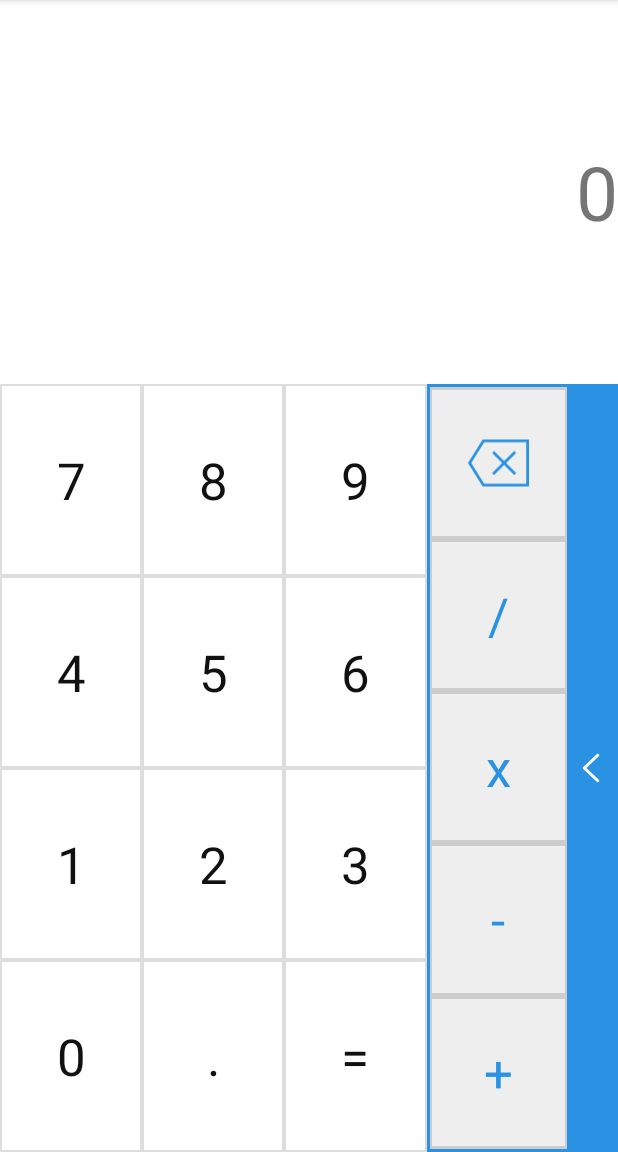
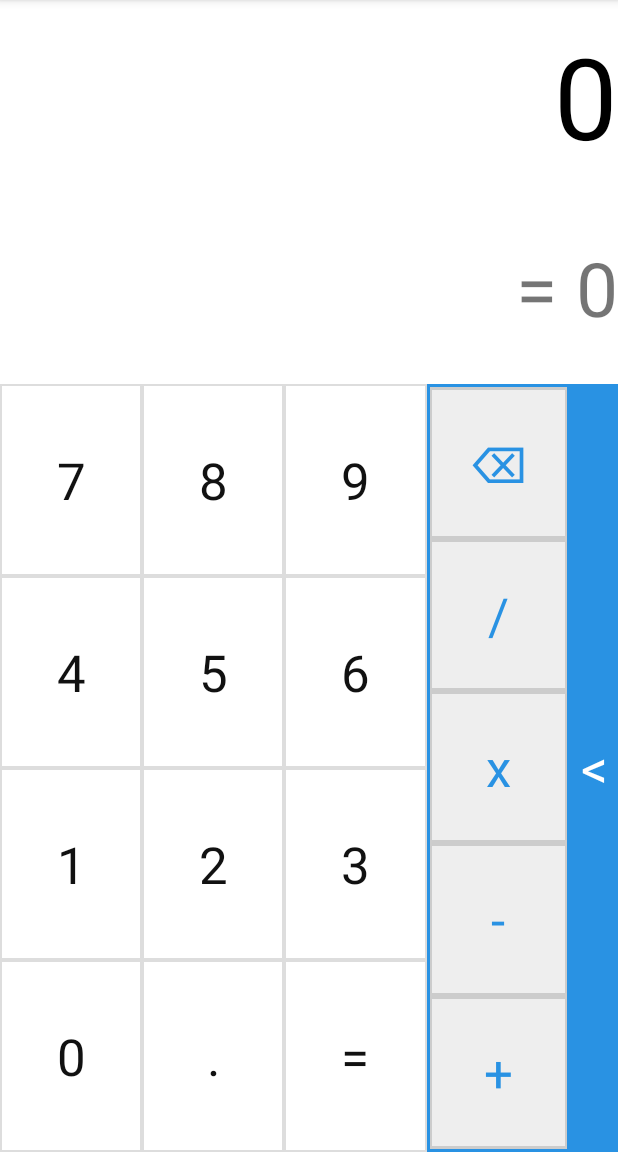
Before and after one commit to Dr33Deathman/AndoidDevelopment, an Android app: the screen it shows after launch (MainActivity), on a phone screen of 412 x 824 dp, the part 84-1236 px from its top. Run offline under Robolectric (Android 15) with nearby library versions, the phone set to English and light mode, and no system bars.

Commit message:
main logic

```diff
--- a/app/build.gradle
+++ b/app/build.gradle
@@ -2,6 +2,7 @@ plugins {
     id 'com.android.application'
     id 'org.jetbrains.kotlin.android'
 }
+
 
 android {
     compileSdk 32
@@ -29,10 +30,10 @@ android {
     kotlinOptions {
         jvmTarget = '1.8'
     }
+
 }
 
 dependencies {
-
     implementation 'androidx.core:core-ktx:1.7.0'
     implementation 'androidx.appcompat:appcompat:1.4.1'
     implementation 'com.google.android.material:material:1.5.0'
--- /dev/null
+++ b/app/src/main/java/kz/kbtu/calculator/CalculatorState.kt
@@ -0,0 +1,6 @@
+package kz.kbtu.calculator
+
+enum class CalculatorState {
+    INPUT_FIRST_NUMBER,
+    INPUT_SECOND_NUMBER
+}
--- a/app/src/main/java/kz/kbtu/calculator/MainActivity.kt
+++ b/app/src/main/java/kz/kbtu/calculator/MainActivity.kt
@@ -2,10 +2,107 @@ package kz.kbtu.calculator
 
 import androidx.appcompat.app.AppCompatActivity
 import android.os.Bundle
+import android.util.Log
+import android.view.View
+import android.widget.TextView
+import java.lang.Float.parseFloat
+import kotlin.math.max
 
 class MainActivity : AppCompatActivity() {
+
+    private lateinit var topNumberPanel : TextView
+    private lateinit var bottomNumberPanel : TextView
+
+
     override fun onCreate(savedInstanceState: Bundle?) {
         super.onCreate(savedInstanceState)
         setContentView(R.layout.activity_main)
+        topNumberPanel = findViewById(R.id.top_number_panel)
+        topNumberPanel.text = "0"
+        bottomNumberPanel = findViewById(R.id.bottom_number_panel)
+        bottomNumberPanel.text = "= 0"
+
+        findViewById<TextView>(R.id._0).setOnClickListener { _ -> onNumberPress("0") }
+        findViewById<TextView>(R.id._1).setOnClickListener { _ -> onNumberPress("1") }
+        findViewById<TextView>(R.id._2).setOnClickListener { _ -> onNumberPress("2") }
+        findViewById<TextView>(R.id._3).setOnClickListener { _ -> onNumberPress("3") }
+        findViewById<TextView>(R.id._4).setOnClickListener { _ -> onNumberPress("4") }
+        findViewById<TextView>(R.id._5).setOnClickListener { _ -> onNumberPress("5") }
+        findViewById<TextView>(R.id._6).setOnClickListener { _ -> onNumberPress("6") }
+        findViewById<TextView>(R.id._7).setOnClickListener { _ -> onNumberPress("7") }
+        findViewById<TextView>(R.id._8).setOnClickListener { _ -> onNumberPress("8") }
+        findViewById<TextView>(R.id._9).setOnClickListener { _ -> onNumberPress("9") }
+        findViewById<TextView>(R.id._dot).setOnClickListener{ _ -> onDotPress() }
+
+        findViewById<TextView>(R.id._plus).setOnClickListener { _ -> onOperationPress(" + ") }
+        findViewById<TextView>(R.id._minus).setOnClickListener { _ -> onOperationPress(" - ") }
+        findViewById<TextView>(R.id._multiply).setOnClickListener { _ -> onOperationPress(" * ") }
+        findViewById<TextView>(R.id._divide).setOnClickListener { _ -> onOperationPress(" / ") }
+
+        findViewById<TextView>(R.id._equals).setOnClickListener { _ -> onEqualsPress() }
+        findViewById<TextView>(R.id._clear).setOnClickListener { _ -> onClear() }
+        findViewById<TextView>(R.id._left_arrow).setOnClickListener { _ -> onLeftArrow() }
+
     }
+
+    private fun onNumberPress(input: String) {
+        if (topNumberPanel.text == "0") topNumberPanel.text = topNumberPanel.text.drop(1)
+        topNumberPanel.text = topNumberPanel.text.toString().plus(input)
+        updateBottomNumberPanel()
+    }
+
+    private fun onOperationPress(input: String) {
+        if (topNumberPanel.text.last() == ' ') return
+        topNumberPanel.text = topNumberPanel.text.toString().plus(input)
+        updateBottomNumberPanel()
+    }
+
+    private fun onEqualsPress() {
+        topNumberPanel.text = calculate().toString()
+        updateBottomNumberPanel()
+    }
+
+    private fun onClear() {
+        topNumberPanel.text = topNumberPanel.text.trim().dropLast(1).trim()
+        if (topNumberPanel.text.isEmpty() || (topNumberPanel.text.first() == 'I' || topNumberPanel.text.first() == 'N')) topNumberPanel.text = "0"
+        updateBottomNumberPanel()
+    }
+
+    private fun onDotPress() {
+        if (topNumberPanel.text.last() == '.') return
+        if (Regex(""".*\d+\.\d*$""").matches(topNumberPanel.text)) return
+        topNumberPanel.text = topNumberPanel.text.toString().plus(".")
+    }
+
+    private fun onLeftArrow() {
+        topNumberPanel.text = "0"
+        updateBottomNumberPanel()
+    }
+
+    private fun calculate (): kotlin.Float {
+
+        val expression = topNumberPanel.text.toString()
+        val operation = Regex(""" [+*-/] """).find(expression)?.value?.trim()
+
+        val numbers = Regex(""" [+-/*] """).split(expression)
+
+        val firstOperand = parseFloat(numbers.first())
+        val secondOperand = parseFloat(if (numbers.last() == "") "0" else numbers.last())
+
+        if (numbers.size == 1) return firstOperand
+
+        return when (operation) {
+            "+" -> firstOperand + secondOperand
+            "-" -> firstOperand - secondOperand
+            "*" -> firstOperand * secondOperand
+            "/" -> firstOperand / secondOperand
+            else -> firstOperand
+        }
+    }
+
+    private fun updateBottomNumberPanel () {
+        topNumberPanel.textSize = max(10.0F, 75 - 2.0F * topNumberPanel.text.length.toFloat())
+        bottomNumberPanel.text = "= ".plus(calculate().toString())
+    }
+
 }
--- a/app/src/main/res/layout/activity_main.xml
+++ b/app/src/main/res/layout/activity_main.xml
@@ -1,91 +1,140 @@
 <?xml version="1.0" encoding="utf-8"?>
 <LinearLayout xmlns:android="http://schemas.android.com/apk/res/android"
     xmlns:tools="http:// schemas.android.com/tools"
+    xmlns:tools2="http://schemas.android.com/tools"
     android:layout_width="match_parent"
     android:layout_height="match_parent"
     android:orientation="vertical"
     tools:context=".MainActivity">
 
-    <TextView
-        android:id="@+id/editText"
+    <LinearLayout
         android:layout_width="match_parent"
         android:layout_height="0dp"
         android:layout_weight="2"
-        android:gravity="center|end"
-        android:text="0"
-        android:textSize="50dp" />
+        android:orientation="vertical">
+
+        <TextView
+            android:id="@+id/top_number_panel"
+            android:layout_width="match_parent"
+            android:layout_height="0dp"
+            android:layout_weight="1"
+            android:gravity="center|end"
+            android:text="@string/_0"
+            android:textColor="@color/black"
+            android:textSize="75sp"
+            tools2:ignore="NestedWeights" />
+
+        <TextView
+            android:id="@+id/bottom_number_panel"
+            android:layout_width="match_parent"
+            android:layout_height="0dp"
+            android:layout_weight="1"
+            android:gravity="center|end"
+            android:text="@string/_0"
+            android:textSize="50sp" />
+    </LinearLayout>
+
 
     <LinearLayout
         android:layout_width="match_parent"
         android:layout_height="0dp"
-        android:layout_weight="4">
+        android:layout_weight="4"
+        android:baselineAligned="false">
 
         <LinearLayout
             android:layout_width="0dp"
             android:layout_height="match_parent"
             android:layout_weight="9"
-            android:orientation="vertical">
+            android:orientation="vertical"
+            tools2:ignore="NestedWeights">
 
             <LinearLayout
                 android:layout_width="match_parent"
                 android:layout_height="0dp"
                 android:layout_weight="1"
                 android:orientation="horizontal">
+
                 <TextView
+                    android:id="@+id/_7"
                     style="@style/ButtonNumbers"
-                    android:text="7" />
+                    android:text="@string/_7" />
+
                 <TextView
+                    android:id="@+id/_8"
                     style="@style/ButtonNumbers"
-                    android:text="8" />
+                    android:text="@string/_8" />
+
                 <TextView
+                    android:id="@+id/_9"
                     style="@style/ButtonNumbers"
-                    android:text="9"/>
+                    android:text="@string/_9" />
             </LinearLayout>
+
             <LinearLayout
                 android:layout_width="match_parent"
                 android:layout_height="0dp"
                 android:layout_weight="1"
                 android:orientation="horizontal">
+
                 <TextView
+                    android:id="@+id/_4"
                     style="@style/ButtonNumbers"
-                    android:text="4" />
+                    android:text="@string/_4" />
+
                 <TextView
+                    android:id="@+id/_5"
                     style="@style/ButtonNumbers"
-                    android:text="5" />
+                    android:text="@string/_5" />
+
                 <TextView
+                    android:id="@+id/_6"
                     style="@style/ButtonNumbers"
-                    android:text="6"/>
+                    android:text="@string/_6" />
 
             </LinearLayout>
+
             <LinearLayout
                 android:layout_width="match_parent"
                 android:layout_height="0dp"
                 android:layout_weight="1"
                 android:orientation="horizontal">
+
                 <TextView
+                    android:id="@+id/_1"
                     style="@style/ButtonNumbers"
-                    android:text="1" />
+                    android:text="@string/_1" />
+
                 <TextView
+                    android:id="@+id/_2"
                     style="@style/ButtonNumbers"
-                    android:text="2" />
+                    android:text="@string/_2" />
+
                 <TextView
+                    android:id="@+id/_3"
                     style="@style/ButtonNumbers"
-                    android:text="3"/>
+                    android:text="@string/_3" />
             </LinearLayout>
+
             <LinearLayout
                 android:layout_width="match_parent"
                 android:layout_height="0dp"
                 android:layout_weight="1"
                 android:orientation="horizontal">
+
                 <TextView
+                    android:id="@+id/_0"
                     style="@style/ButtonNumbers"
-                    android:text="0" />
+                    android:text="@string/_0" />
+
                 <TextView
+                    android:id="@+id/_dot"
                     style="@style/ButtonNumbers"
-                    android:text="." />
+                    android:text="@string/_dot" />
+
                 <TextView
+                    android:id="@+id/_equals"
                     style="@style/ButtonNumbers"
-                    android:text="="/>
+                    android:text="@string/_equals" />
             </LinearLayout>
 
         </LinearLayout>
@@ -94,25 +143,33 @@
             android:layout_width="0dp"
             android:layout_height="match_parent"
             android:layout_weight="3"
-            android:orientation="vertical"
             android:background="@drawable/operations_layout_border"
-            >
-            <ImageView
+            android:orientation="vertical">
+
+            <TextView
+                android:id="@+id/_clear"
                 style="@style/ButtonOperations"
-                android:padding="25dp"
-                android:src="@drawable/ic_backspace"/>
+                android:text="@string/_clear" />
+
             <TextView
+                android:id="@+id/_divide"
                 style="@style/ButtonOperations"
-                android:text="/"/>
+                android:text="@string/_divide" />
+
             <TextView
+                android:id="@+id/_multiply"
                 style="@style/ButtonOperations"
-                android:text="x"/>
+                android:text="@string/_multiply" />
+
             <TextView
+                android:id="@+id/_minus"
                 style="@style/ButtonOperations"
-                android:text="-"/>
+                android:text="@string/_minus" />
+
             <TextView
+                android:id="@+id/_plus"
                 style="@style/ButtonOperations"
-                android:text="+"/>
+                android:text="@string/_plus" />
         </LinearLayout>
 
         <LinearLayout
@@ -120,42 +177,17 @@
             android:layout_height="match_parent"
             android:layout_weight="1"
             android:background="#2992e3">
-            <ImageView
+
+            <TextView
+                android:id="@+id/_left_arrow"
                 android:layout_width="match_parent"
                 android:layout_height="match_parent"
-                android:src="@drawable/ic_arrow_left"
-                />
+                android:gravity="center"
+                android:text="@string/_left_arrow"
+                android:textColor="@color/white"
+                android:textSize="35sp" />
         </LinearLayout>
 
-        <!--        <LinearLayout style="@style/LineOfButtons">-->
-        <!--            <Button style="@style/ButtonStyle" android:text="C"/>-->
-        <!--            <Button style="@style/ButtonStyle" android:text="^"/>-->
-        <!--            <Button style="@style/ButtonStyle" android:text="◀"/>-->
-        <!--            <Button style="@style/ButtonStyle" android:text="/" />-->
-        <!--        </LinearLayout>-->
-        <!--        <LinearLayout style="@style/LineOfButtons">-->
-        <!--            <Button style="@style/ButtonStyle" android:text="7"/>-->
-        <!--            <Button style="@style/ButtonStyle" android:text="8"/>-->
-        <!--            <Button style="@style/ButtonStyle" android:text="9"/>-->
-        <!--            <Button style="@style/ButtonStyle" android:text="*"/>-->
-        <!--        </LinearLayout>-->
-        <!--        <LinearLayout style="@style/LineOfButtons">-->
-        <!--            <Button style="@style/ButtonStyle" android:text="4"/>-->
-        <!--            <Button style="@style/ButtonStyle" android:text="5"/>-->
-        <!--            <Button style="@style/ButtonStyle" android:text="6"/>-->
-        <!--            <Button style="@style/ButtonStyle" android:text="-"/>-->
-        <!--        </LinearLayout>-->
-        <!--        <LinearLayout style="@style/LineOfButtons">-->
-        <!--            <Button style="@style/ButtonStyle" android:text="1"/>-->
-        <!--            <Button style="@style/ButtonStyle" android:text="2"/>-->
-        <!--            <Button style="@style/ButtonStyle" android:text="3"/>-->
-        <!--            <Button style="@style/ButtonStyle" android:text="."/>-->
-        <!--        </LinearLayout>-->
-        <!--        <LinearLayout style="@style/LineOfButtons">-->
-        <!--            <Button style="@style/ButtonStyle" android:text="±"/>-->
-        <!--            <Button style="@style/ButtonStyle" android:text="0"/>-->
-        <!--            <Button style="@style/ButtonStyle" android:text="=" android:layout_weight="2" android:layout_marginLeft="8dp" android:layout_marginRight="8dp"/>-->
-        <!--        </LinearLayout>-->
 
     </LinearLayout>
 
--- a/app/src/main/res/values/strings.xml
+++ b/app/src/main/res/values/strings.xml
@@ -1,3 +1,21 @@
 <resources>
     <string name="app_name">Calculator</string>
+    <string name="_7">7</string>
+    <string name="_8">8</string>
+    <string name="_9">9</string>
+    <string name="_4">4</string>
+    <string name="_5">5</string>
+    <string name="_6">6</string>
+    <string name="_1">1</string>
+    <string name="_2">2</string>
+    <string name="_3">3</string>
+    <string name="_0">0</string>
+    <string name="_dot">.</string>
+    <string name="_equals">=</string>
+    <string name="_divide">/</string>
+    <string name="_multiply">x</string>
+    <string name="_minus">-</string>
+    <string name="_plus">+</string>
+    <string name="_clear">⌫</string>
+    <string name="_left_arrow"><![CDATA[<]]></string>
 </resources>
--- a/build.gradle
+++ b/build.gradle
@@ -1,4 +1,3 @@
-// Top-level build file where you can add configuration options common to all sub-projects/modules.
 plugins {
     id 'com.android.application' version '7.1.1' apply false
     id 'com.android.library' version '7.1.1' apply false
```
